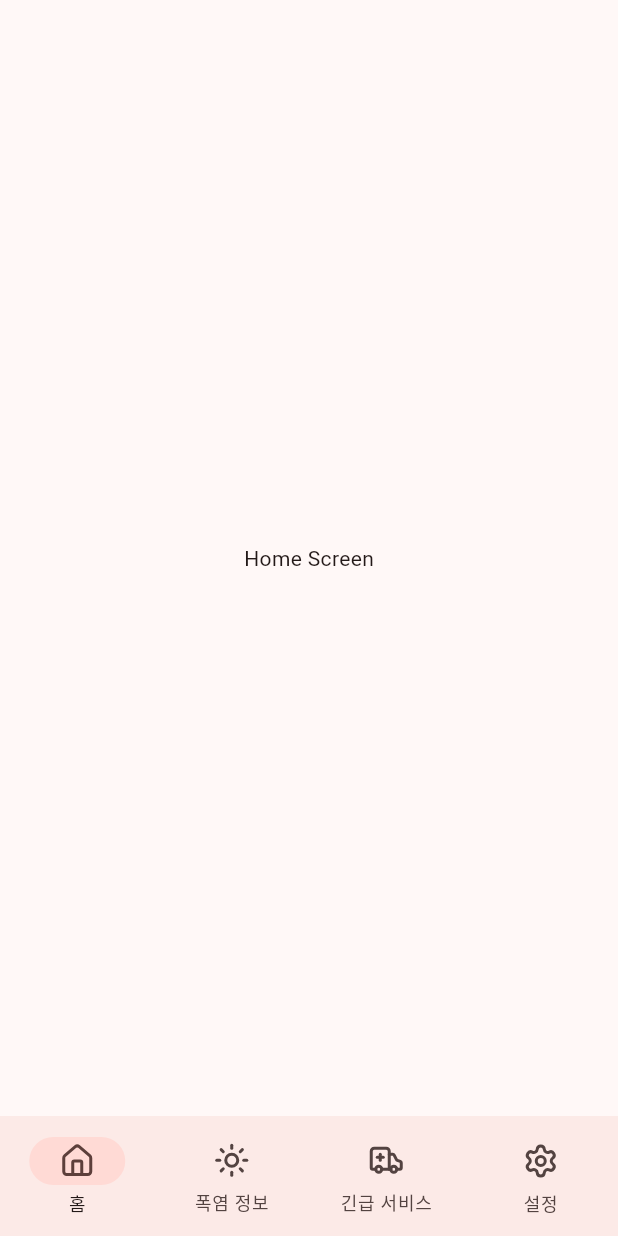
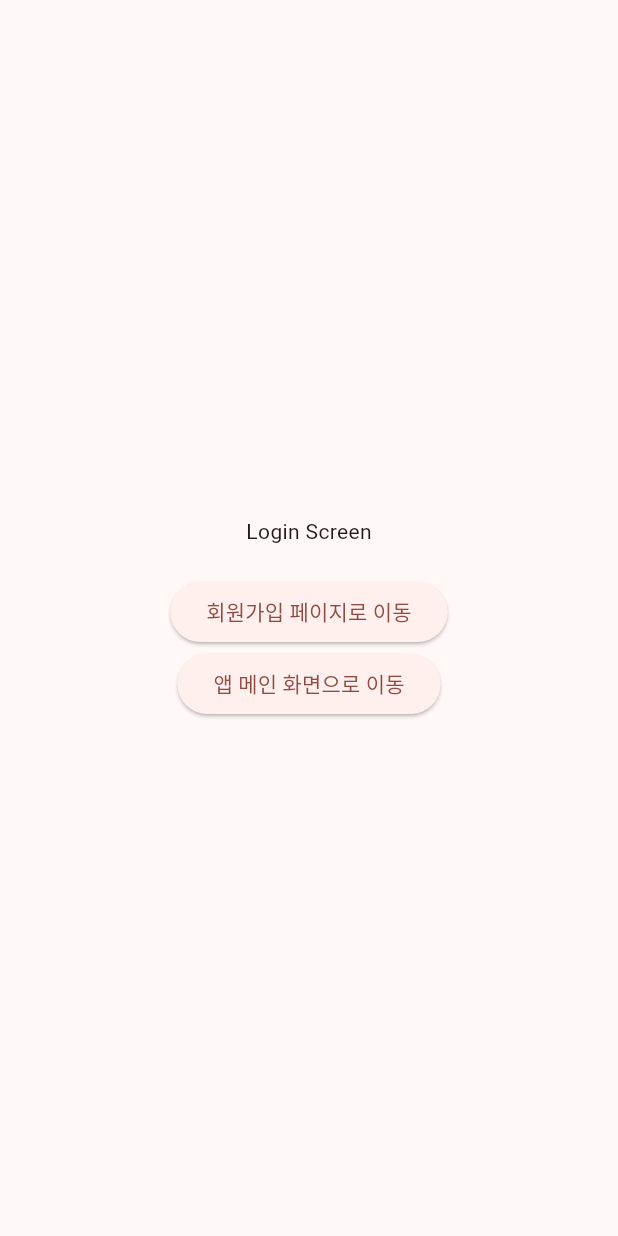
Before and after one commit to kauProjectX/dwph9988-client, a Flutter app: the screen it shows after launch, on a phone screen of 412 x 824 dp. Run offline on Flutter 3.47's test engine with Material 3 defaults, Android fonts, the phone set to English and light mode, and no system bars; our stand-ins replace get, lucide_icons_flutter.

Commit message:
feat: 로그인 및 회원가입 페이지 추가

```diff
--- a/lib/main.dart
+++ b/lib/main.dart
@@ -1,5 +1,6 @@
-import 'package:dwph9988/screens/app_screen.dart';
+import 'package:dwph9988/screens/login_screen.dart';
 import 'package:flutter/material.dart';
+import 'package:get/get.dart';
 
 void main() {
   runApp(const MyApp());
@@ -11,13 +12,13 @@ class MyApp extends StatelessWidget {
   // This widget is the root of your application.
   @override
   Widget build(BuildContext context) {
-    return MaterialApp(
+    return GetMaterialApp(
       title: 'Flutter Demo',
       theme: ThemeData(
         colorScheme: ColorScheme.fromSeed(seedColor: Colors.red),
         useMaterial3: true,
       ),
-      home: const AppScreen(),
+      home: const LoginScreen(),
     );
   }
 }
--- /dev/null
+++ b/lib/screens/login_screen.dart
@@ -0,0 +1,38 @@
+import 'package:dwph9988/screens/app_screen.dart';
+import 'package:flutter/material.dart';
+import 'package:get/get.dart';
+
+import 'sign_up_screen.dart';
+
+class LoginScreen extends StatelessWidget {
+  const LoginScreen({Key? key}) : super(key: key);
+
+  @override
+  Widget build(BuildContext context) {
+    return Scaffold(
+      body: SafeArea(
+        child: Center(
+          child: Column(
+            mainAxisSize: MainAxisSize.min,
+            children: [
+              const Text('Login Screen'),
+              const SizedBox(height: 20),
+              ElevatedButton(
+                onPressed: () {
+                  Get.to(() => const SignUpScreen());
+                },
+                child: const Text('회원가입 페이지로 이동'),
+              ),
+              ElevatedButton(
+                onPressed: () {
+                  Get.to(() => const AppScreen());
+                },
+                child: const Text('앱 메인 화면으로 이동'),
+              ),
+            ],
+          ),
+        ),
+      ),
+    );
+  }
+}
```
Also changed, not shown: lib/screens/sign_up_screen.dart (added, +16 -0 lines).
